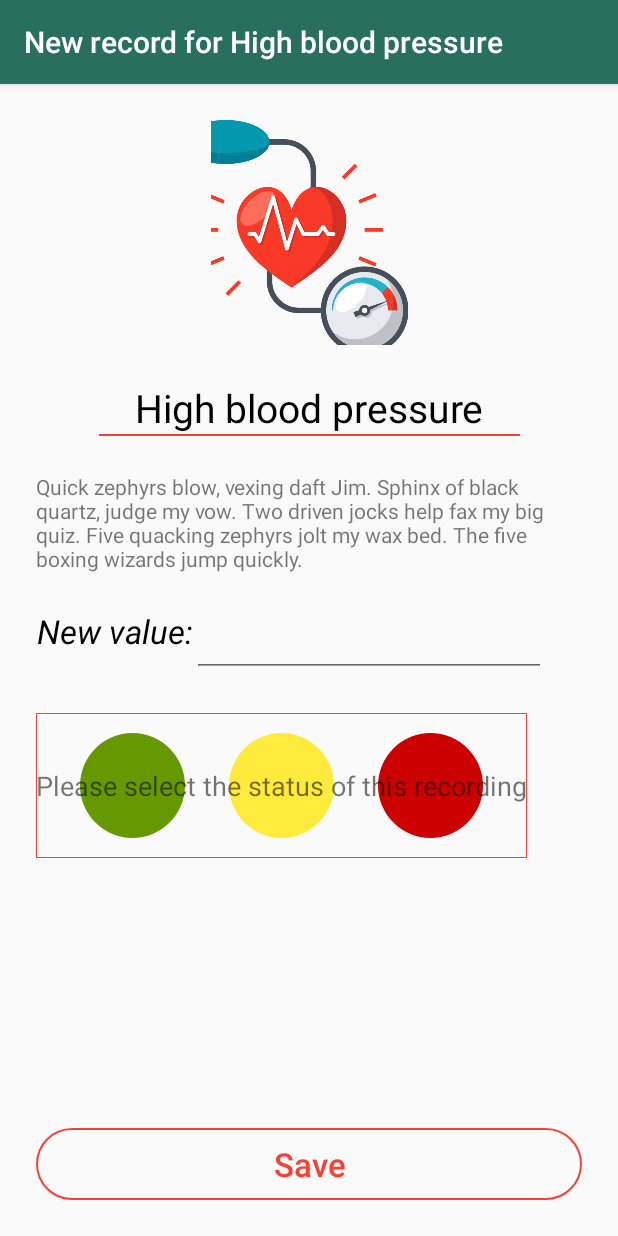
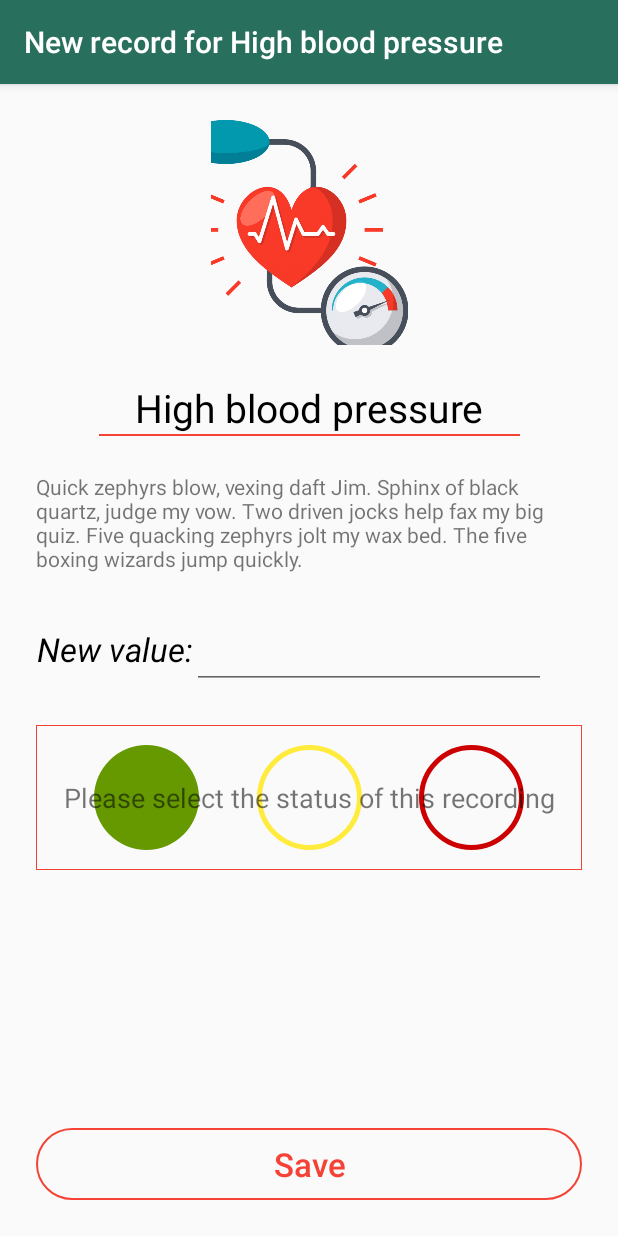
Before and after one commit to JohnyLearning/Eatlimination-Android, an Android app: the SymptomRecordFragment screen opened through its navigation route, on a phone screen of 412 x 824 dp. Run offline under Robolectric (Android 15) with nearby library versions, the light colour scheme and no system bars; our stand-ins replace Picasso, Room's generated code, RxJava, data binding, navigation-ui; pictures from the network do not load; 1 statement that could not run was skipped.

Commit message:
symptoms ui adjustments

```diff
--- a/app/src/main/AndroidManifest.xml
+++ b/app/src/main/AndroidManifest.xml
@@ -11,7 +11,8 @@
         android:roundIcon="@mipmap/ic_launcher_round"
         android:supportsRtl="true"
         android:theme="@style/AppTheme">
-        <activity android:name=".ui.StartActivity">
+        <activity android:name=".ui.StartActivity"
+            android:windowSoftInputMode="adjustPan">
             <intent-filter>
                 <action android:name="android.intent.action.MAIN" />
 
--- /dev/null
+++ b/app/src/main/res/drawable/green_status_inactive.xml
@@ -0,0 +1,11 @@
+<shape xmlns:android="http://schemas.android.com/apk/res/android"
+    android:innerRadius="0dp"
+    android:shape="ring"
+    android:thicknessRatio="2"
+    android:useLevel="false" >
+
+    <stroke
+        android:color="@android:color/holo_green_dark"
+        android:width="3dp"/>
+
+</shape>
--- /dev/null
+++ b/app/src/main/res/drawable/red_status_inactive.xml
@@ -0,0 +1,11 @@
+<shape xmlns:android="http://schemas.android.com/apk/res/android"
+    android:innerRadius="0dp"
+    android:shape="ring"
+    android:thicknessRatio="2"
+    android:useLevel="false" >
+
+    <stroke
+        android:color="@android:color/holo_red_dark"
+        android:width="3dp"/>
+
+</shape>
--- /dev/null
+++ b/app/src/main/res/drawable/yellow_status_inactive.xml
@@ -0,0 +1,11 @@
+<shape xmlns:android="http://schemas.android.com/apk/res/android"
+    android:innerRadius="0dp"
+    android:shape="ring"
+    android:thicknessRatio="2"
+    android:useLevel="false" >
+
+    <stroke
+        android:color="@color/Yellow"
+        android:width="3dp"/>
+
+</shape>
--- a/app/src/main/res/layout/symptom_record_fragment.xml
+++ b/app/src/main/res/layout/symptom_record_fragment.xml
@@ -69,7 +69,7 @@
             android:layout_width="wrap_content"
             android:layout_height="wrap_content"
             android:layout_marginTop="24dp"
-            android:text="New value:"
+            android:text="@string/new_value_label"
             android:textSize="22sp"
             android:textStyle="italic"
             android:textColor="@color/Black"
@@ -77,7 +77,8 @@
             android:gravity="right"
             app:layout_constraintTop_toBottomOf="@id/symptom_description"
             app:layout_constraintStart_toStartOf="parent"
-            app:layout_constraintEnd_toStartOf="@id/new_value"/>
+            app:layout_constraintEnd_toStartOf="@id/new_value"
+            app:layout_constraintBottom_toBottomOf="@+id/new_value"/>
 
         <EditText
             android:id="@+id/new_value"
@@ -85,13 +86,14 @@
             android:layout_marginTop="24dp"
             android:layout_height="wrap_content"
             android:gravity="center"
+            android:textSize="24sp"
             app:layout_constraintTop_toBottomOf="@id/symptom_description"
             app:layout_constraintStart_toEndOf="@id/new_value_title"
             android:layout_marginEnd="48dp"
             app:layout_constraintEnd_toEndOf="parent"
             style="@style/Widget.AppCompat.EditText"/>
 
-        <View
+        <ImageView
             android:id="@+id/green_status"
             android:layout_width="70dp"
             android:layout_height="0dp"
@@ -101,21 +103,21 @@
             app:layout_constraintStart_toStartOf="@id/recording_status_selection"
             app:layout_constraintEnd_toStartOf="@id/yellow_status"/>
 
-        <View
+        <ImageView
             android:id="@+id/yellow_status"
             android:layout_width="70dp"
             android:layout_height="0dp"
-            android:background="@drawable/symptom_status_yellow_background"
+            android:background="@drawable/yellow_status_inactive"
             app:layout_constraintTop_toTopOf="@id/recording_status_selection"
             app:layout_constraintBottom_toBottomOf="@id/recording_status_selection"
             app:layout_constraintStart_toEndOf="@id/green_status"
             app:layout_constraintEnd_toStartOf="@id/red_status"/>
 
-        <View
+        <ImageView
             android:id="@+id/red_status"
             android:layout_width="70dp"
             android:layout_height="0dp"
-            android:background="@drawable/symptom_status_red_background"
+            android:background="@drawable/red_status_inactive"
             app:layout_constraintTop_toTopOf="@id/recording_status_selection"
             app:layout_constraintBottom_toBottomOf="@id/recording_status_selection"
             app:layout_constraintEnd_toEndOf="@id/recording_status_selection"
@@ -130,7 +132,9 @@
             android:background="@drawable/symptom_status_background"
             app:layout_constraintTop_toBottomOf="@+id/new_value"
             app:layout_constraintStart_toStartOf="parent"
+            app:layout_constraintEnd_toEndOf="parent"
             android:layout_marginStart="24dp"
+            android:layout_marginEnd="24dp"
             android:layout_marginTop="24dp"
             android:textSize="18sp"
             android:gravity="center"
--- a/app/src/main/res/values/strings.xml
+++ b/app/src/main/res/values/strings.xml
@@ -16,4 +16,5 @@
     <string name="search_foods_title">Search for new foods to add</string>
     <string name="home_title">"Your foods"</string>
     <string name="add_food_title">"Add %1$s to your foods"</string>
+    <string name="new_value_label">New value:</string>
 </resources>
```
Also changed, not shown: app/src/main/java/com/ihadzhi/eatlimination/ui/SymptomRecordFragment.java (+34 -0 lines).
